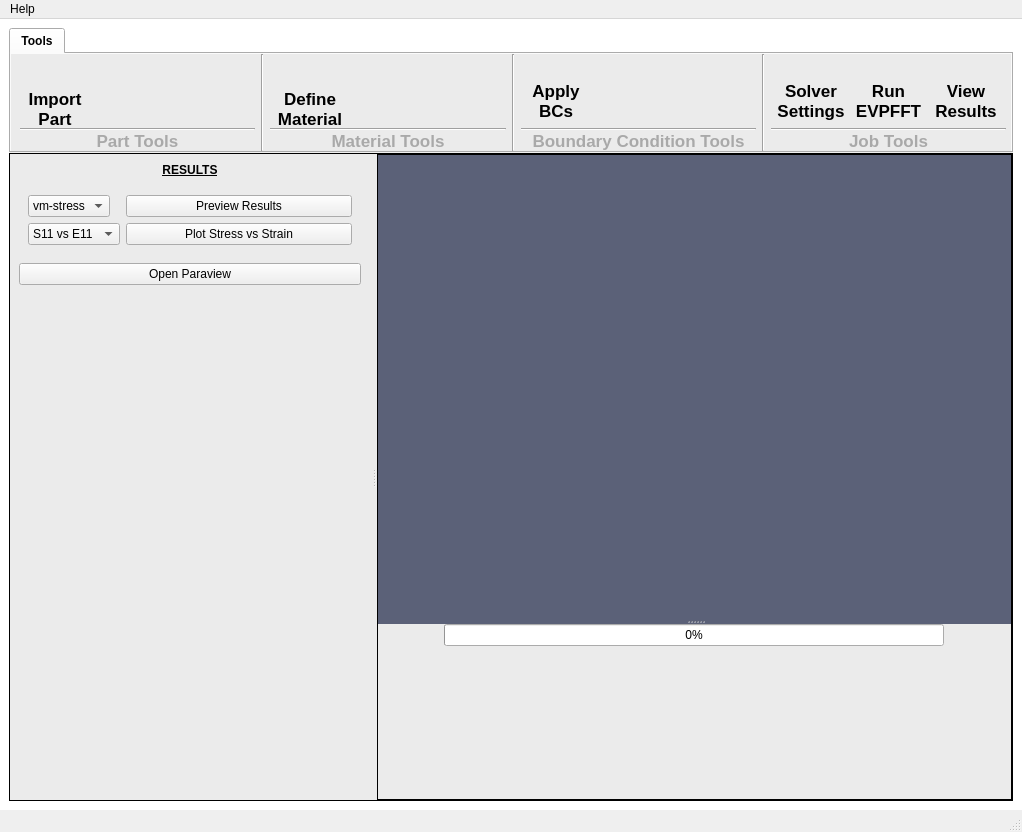
lanl/Fierro, file python/EVPFFT-GUI/evpfft_gui/EVPFFT_GUI.ui: the form before one commit.
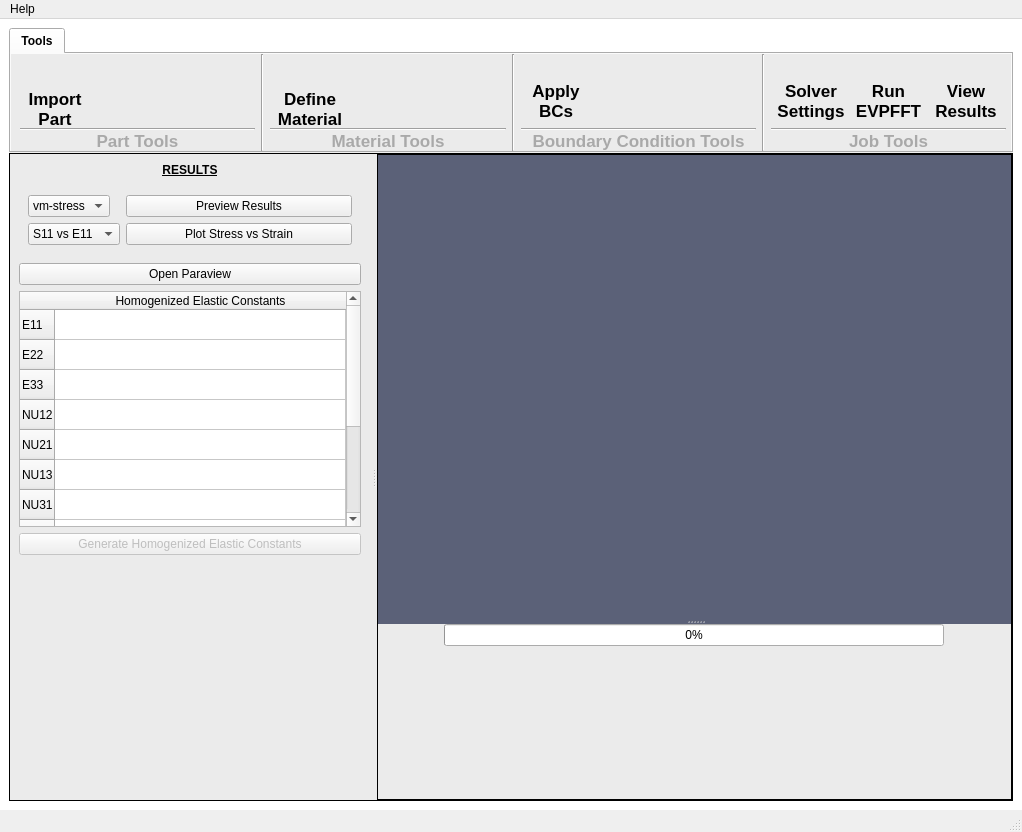
The form after the commit. The open tabs and pages were chosen to show the change. Icons and pictures are not drawn.

Commit message: Added homogenization capabilities

The edit to the form file:
```diff
--- a/python/EVPFFT-GUI/evpfft_gui/EVPFFT_GUI.ui
+++ b/python/EVPFFT-GUI/evpfft_gui/EVPFFT_GUI.ui
@@ -2390,6 +2390,100 @@
               </property>
              </widget>
             </item>
+            <item>
+             <widget class="QTableWidget" name="THomogenization">
+              <property name="wordWrap">
+               <bool>false</bool>
+              </property>
+              <attribute name="horizontalHeaderMinimumSectionSize">
+               <number>40</number>
+              </attribute>
+              <attribute name="horizontalHeaderDefaultSectionSize">
+               <number>250</number>
+              </attribute>
+              <attribute name="horizontalHeaderStretchLastSection">
+               <bool>true</bool>
+              </attribute>
+              <attribute name="verticalHeaderDefaultSectionSize">
+               <number>30</number>
+              </attribute>
+              <row>
+               <property name="text">
+                <string>E11</string>
+               </property>
+              </row>
+              <row>
+               <property name="text">
+                <string>E22</string>
+               </property>
+              </row>
+              <row>
+               <property name="text">
+                <string>E33</string>
+               </property>
+              </row>
+              <row>
+               <property name="text">
+                <string>NU12</string>
+               </property>
+              </row>
+              <row>
+               <property name="text">
+                <string>NU21</string>
+               </property>
+              </row>
+              <row>
+               <property name="text">
+                <string>NU13</string>
+               </property>
+              </row>
+              <row>
+               <property name="text">
+                <string>NU31</string>
+               </property>
+              </row>
+              <row>
+               <property name="text">
+                <string>NU23</string>
+               </property>
+              </row>
+              <row>
+               <property name="text">
+                <string>NU32</string>
+               </property>
+              </row>
+              <row>
+               <property name="text">
+                <string>G12</string>
+               </property>
+              </row>
+              <row>
+               <property name="text">
+                <string>G13</string>
+               </property>
+              </row>
+              <row>
+               <property name="text">
+                <string>G23</string>
+               </property>
+              </row>
+              <column>
+               <property name="text">
+                <string>Homogenized Elastic Constants</string>
+               </property>
+              </column>
+             </widget>
+            </item>
+            <item>
+             <widget class="QPushButton" name="BHomogenization">
+              <property name="enabled">
+               <bool>false</bool>
+              </property>
+              <property name="text">
+               <string>Generate Homogenized Elastic Constants</string>
+              </property>
+             </widget>
+            </item>
             <item>
              <spacer name="verticalSpacer_5">
               <property name="orientation">
```
Left out of the diff: 13 changed lines with no effect on the pictures. The commit also changes 2 other files.
